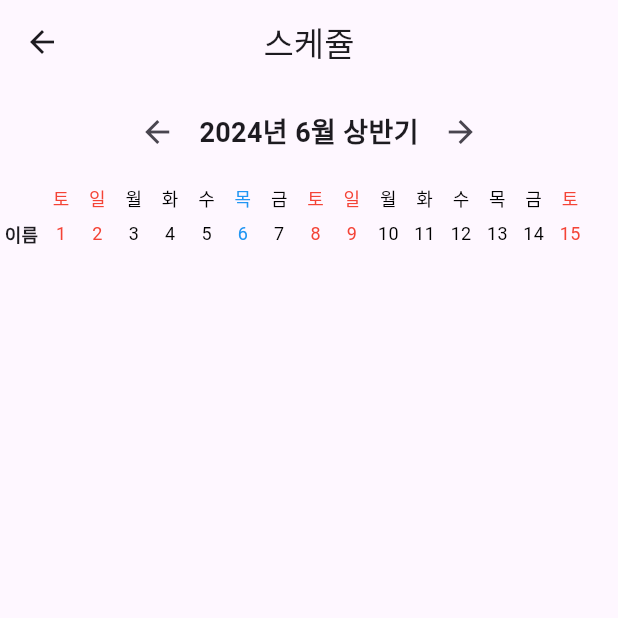
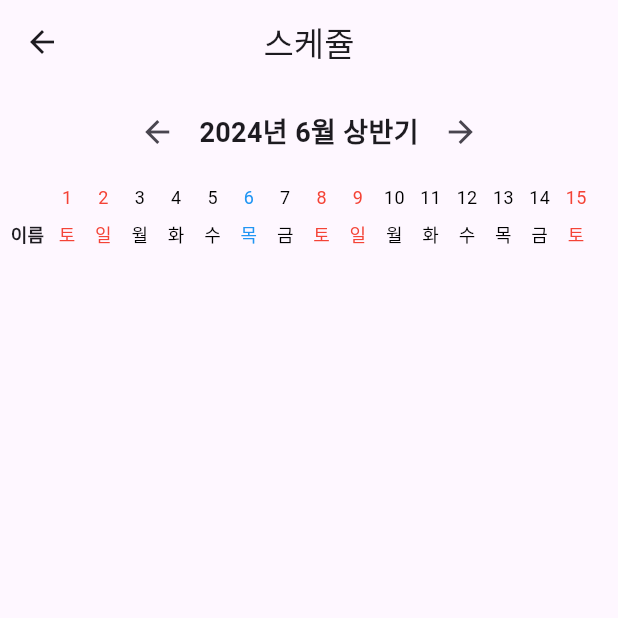
Before and after one commit to hokkihiroo/husky-team, a Flutter app: the SchedulePage screen opened directly, on a phone screen of 412 x 824 dp, the top half of it. Run offline on Flutter 3.47's test engine with Material 3 defaults, Android fonts, the phone set to English and light mode, and no system bars; our stand-ins replace cloud_firestore, firebase_auth, firebase_core, firebase_messaging, flutter_local_notifications, googleapis_auth and 2 more; missing offline and left inert: telephony; accounts and stored records are empty.

Commit message:
06/20/schedule

```diff
--- a/lib/1insa/newSchedule/newSchedule.dart
+++ b/lib/1insa/newSchedule/newSchedule.dart
@@ -151,6 +151,7 @@ class _SchedulePageState extends State<SchedulePage> {
                   return ListView(
                     scrollDirection: Axis.horizontal,
                     children: [
+                      SizedBox(width: 4,),
                       Row(
                         children: [
                           Container(
@@ -193,9 +194,9 @@ class _SchedulePageState extends State<SchedulePage> {
                                 mainAxisAlignment: MainAxisAlignment.start,
                                 children: [
                                   Text(
-                                    getWeekday(day),
+                                    '$day',
                                     style: TextStyle(
-                                      fontSize: 12,
+                                      fontSize: 12, // Adjusted font size
                                       color: isHoliday(day)
                                           ? Colors.blue
                                           : getWeekdayColor(day),
@@ -203,9 +204,9 @@ class _SchedulePageState extends State<SchedulePage> {
                                   ),
                                   SizedBox(height: 7.0),
                                   Text(
-                                    '$day',
+                                    getWeekday(day),
                                     style: TextStyle(
-                                      fontSize: 12, // Adjusted font size
+                                      fontSize: 12,
                                       color: isHoliday(day)
                                           ? Colors.blue
                                           : getWeekdayColor(day),
```
